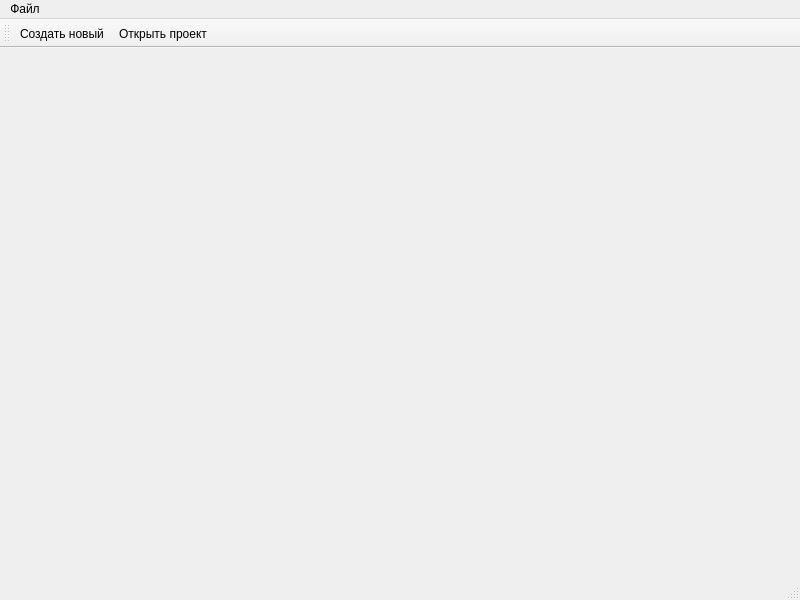
Old version of the form Qt_menu/mainwindow.ui in the repository ZaurbekMalsagov/QT_study.
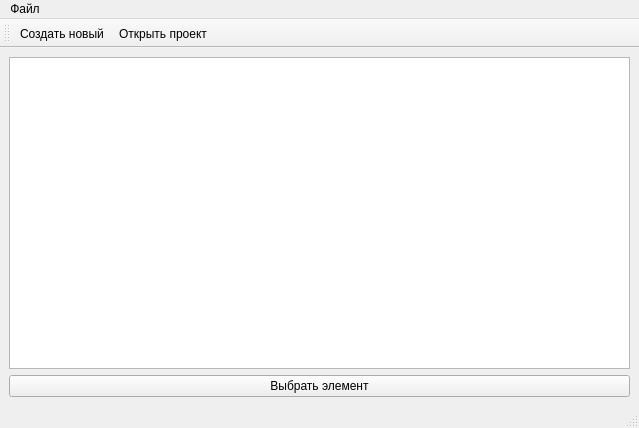
New version of the form. Icons and pictures are not drawn.

```diff
--- a/Qt_menu/mainwindow.ui
+++ b/Qt_menu/mainwindow.ui
@@ -6,20 +6,33 @@
    <rect>
     <x>0</x>
     <y>0</y>
-    <width>800</width>
-    <height>600</height>
+    <width>639</width>
+    <height>428</height>
    </rect>
   </property>
   <property name="windowTitle">
    <string>MainWindow</string>
   </property>
-  <widget class="QWidget" name="centralwidget"/>
+  <widget class="QWidget" name="centralwidget">
+   <layout class="QVBoxLayout" name="verticalLayout">
+    <item>
+     <widget class="QListWidget" name="listWidget"/>
+    </item>
+    <item>
+     <widget class="QPushButton" name="psBtnChoosElement">
+      <property name="text">
+       <string>Выбрать элемент</string>
+      </property>
+     </widget>
+    </item>
+   </layout>
+  </widget>
   <widget class="QMenuBar" name="menubar">
    <property name="geometry">
     <rect>
      <x>0</x>
      <y>0</y>
-     <width>800</width>
+     <width>639</width>
      <height>20</height>
     </rect>
    </property>
```
